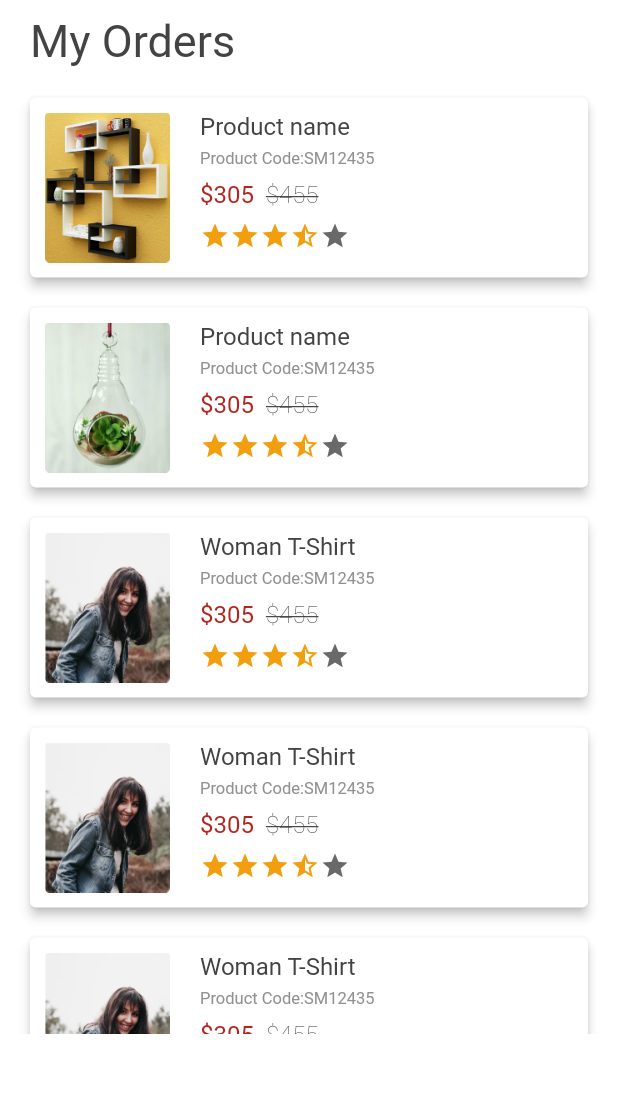
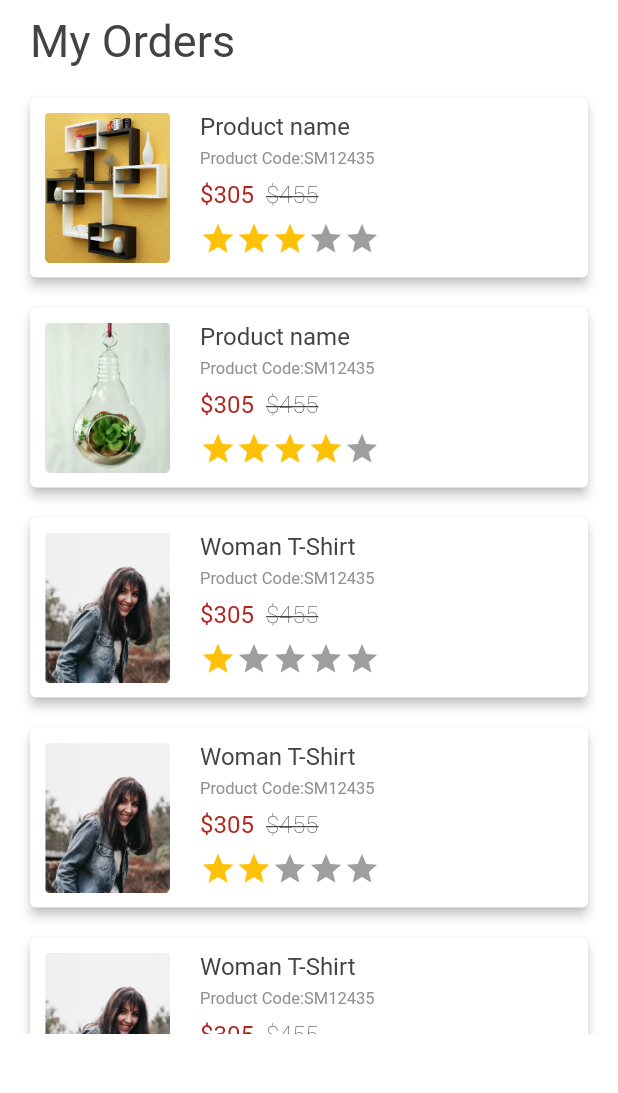
Before and after one commit to priyeshstackapp/homesaaz, a Flutter app: the MyOrdersScreen screen opened directly, on a phone screen of 412 x 824 dp, the part 84-1177 px from its top. Run offline on Flutter 3.47's test engine with Material 2 defaults, Android fonts, the phone set to English and light mode, and no system bars; our stand-ins replace carousel_slider, dotted_border, fluttertoast, rating_bar, shared_preferences; missing offline and left inert: credit_card_slider; accounts and stored records are empty; Roboto replaces fonts that are missing (NeueFrutigerWorld).

Commit message:
My Order rating

```diff
--- a/lib/common/common_widget.dart
+++ b/lib/common/common_widget.dart
@@ -490,7 +490,14 @@ Widget checkoutProductView(
 
 Widget myOrdersView(MyOrdersModel myOrdersItem, MyOrdersScreenState state,
     List<MyOrdersModel> newProductName) {
-  double ratingbar = 3.5;
+
+  List<Widget> array = [];
+  var filled = Colors.amber;
+  var empty = Colors.grey;
+  for (var i = 1; i <= 5; i++) {
+    array.add(Icon(Icons.star,color: (myOrdersItem.rating < i ? empty : filled),));
+  }
+
   return Stack(
     alignment: Alignment.topRight,
     children: [
@@ -556,24 +563,10 @@ Widget myOrdersView(MyOrdersModel myOrdersItem, MyOrdersScreenState state,
                       ),
                     ],
                   ),
-
-                  RatingBar(
-                 /*   onRatingChanged: (value) {
-                      state.setState(() {
-                        ratingbar = value;
-                      });
-                    },*/
-                    filledIcon: Icons.star,
-                    emptyIcon: Icons.star,
-                    halfFilledIcon: Icons.star_half,
-                    isHalfAllowed: true,
-                    filledColor: ColorRes.darkYellow,
-                    emptyColor: ColorRes.dimGray,
-                    halfFilledColor: ColorRes.darkYellow,
-                    size: 20,
-                    initialRating:3.5,
-
-                  ),
+                  Row(
+                    children: array,
+                    mainAxisAlignment: MainAxisAlignment.center,
+                  )
                 ],
               ),
             ],
--- a/lib/model/my_order_model.dart
+++ b/lib/model/my_order_model.dart
@@ -5,6 +5,7 @@ class MyOrdersModel {
     this.productName,
     this.imageUrl,
     this.productCode,
+    this.rating
   });
 
   String oldPrice;
@@ -12,4 +13,5 @@ class MyOrdersModel {
   String productName;
   String productCode;
   String imageUrl;
+  int rating;
 }
--- a/lib/screen/my_orders/my_orders_screen_view_model.dart
+++ b/lib/screen/my_orders/my_orders_screen_view_model.dart
@@ -18,6 +18,7 @@ class MyOrdersScreenViewModel {
       oldPrice: "\$455",
       productName: "Product name",
       productCode: "SM12435",
+      rating: 3,
       imageUrl:Utils.homeImg('product_name_first'),
     ),);
     newProductName.add(MyOrdersModel(
@@ -25,12 +26,22 @@ class MyOrdersScreenViewModel {
       oldPrice: "\$455",
       productCode: "SM12435",
       productName: "Product name",
+      rating: 4,
       imageUrl:Utils.homeImg('product_name_second'),
     ),);
     newProductName.add(MyOrdersModel(
       newPrice: "\$305",
       oldPrice: "\$455",
       productCode: "SM12435",
+      rating: 1,
+      productName: "Woman T-Shirt",
+      imageUrl:Utils.homeImg('product_name_third'),
+    ),);
+    newProductName.add(MyOrdersModel(
+      newPrice: "\$305",
+      oldPrice: "\$455",
+      productCode: "SM12435",
+      rating: 2,
       productName: "Woman T-Shirt",
       imageUrl:Utils.homeImg('product_name_third'),
     ),);
@@ -39,6 +50,7 @@ class MyOrdersScreenViewModel {
       oldPrice: "\$455",
       productCode: "SM12435",
       productName: "Woman T-Shirt",
+      rating: 5,
       imageUrl:Utils.homeImg('product_name_third'),
     ),);
     newProductName.add(MyOrdersModel(
@@ -46,6 +58,7 @@ class MyOrdersScreenViewModel {
       oldPrice: "\$455",
       productCode: "SM12435",
       productName: "Woman T-Shirt",
+      rating: 2,
       imageUrl:Utils.homeImg('product_name_third'),
     ),);
     newProductName.add(MyOrdersModel(
@@ -53,13 +66,7 @@ class MyOrdersScreenViewModel {
       oldPrice: "\$455",
       productCode: "SM12435",
       productName: "Woman T-Shirt",
-      imageUrl:Utils.homeImg('product_name_third'),
-    ),);
-    newProductName.add(MyOrdersModel(
-      newPrice: "\$305",
-      oldPrice: "\$455",
-      productCode: "SM12435",
-      productName: "Woman T-Shirt",
+      rating: 3,
       imageUrl:Utils.homeImg('product_name_third'),
     ),);
   }
```
